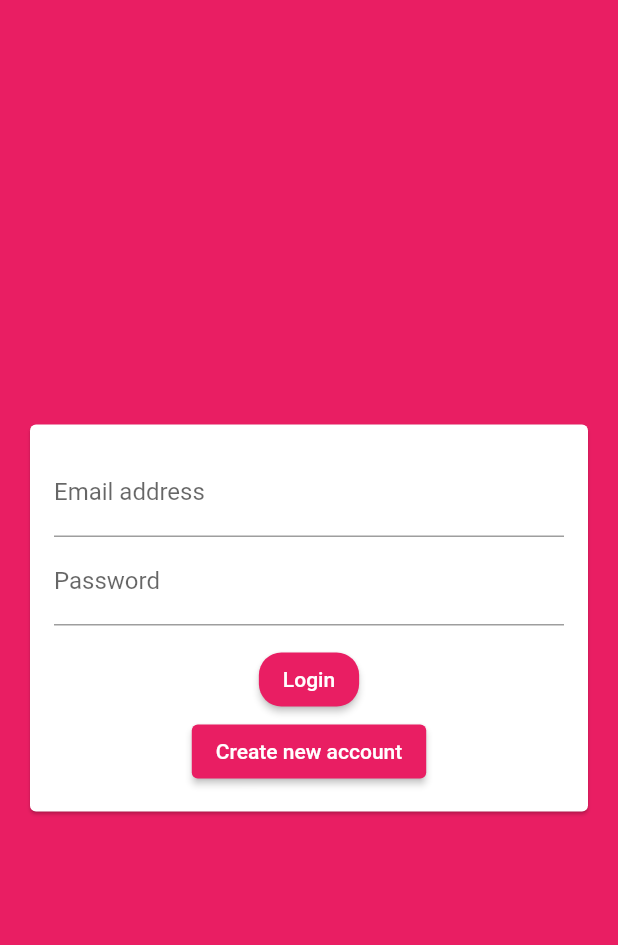
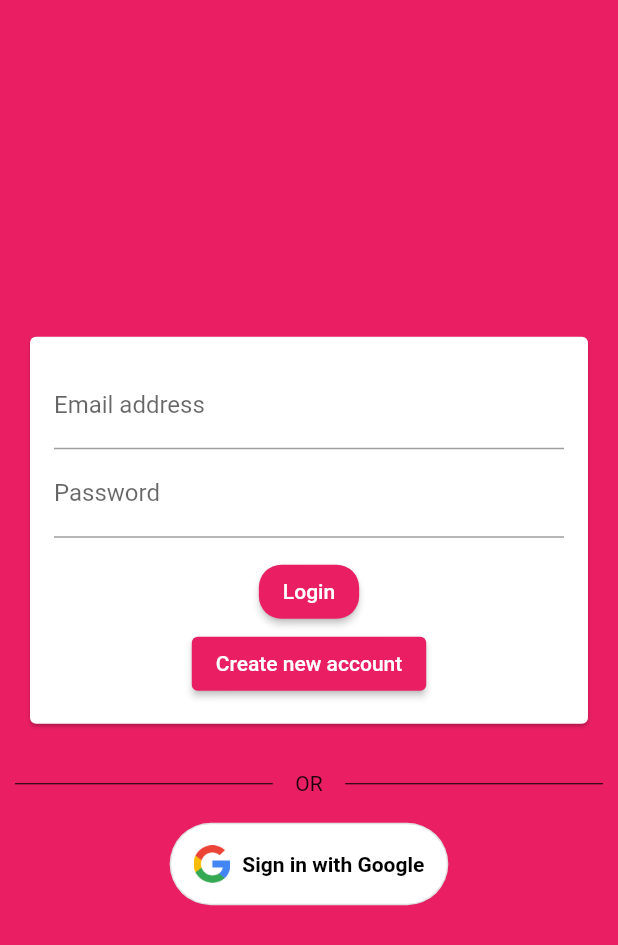
Before and after one commit to swayamshreemohanty/ChatApp, a Flutter app: the screen it shows after launch, on a phone screen of 412 x 824 dp. Shown: the top 945 px of the screen. Run offline on Flutter 3.47's test engine with Material 2 defaults, Android fonts, the phone set to English and light mode, and no system bars; our stand-ins replace cloud_firestore, firebase_auth, firebase_core, firebase_messaging, firebase_storage, google_sign_in and 1 more; accounts and stored records are empty.

Commit message:
GoogleAuth added for testing purpose

```diff
--- a/lib/screens/auth_screen.dart
+++ b/lib/screens/auth_screen.dart
@@ -1,11 +1,15 @@
 import 'dart:io';
 
+import 'package:firebase_core/firebase_core.dart';
 import 'package:flutter/material.dart';
 import 'package:chat_app/widgets/auth/auth_form.dart';
 import 'package:firebase_auth/firebase_auth.dart';
 import 'package:flutter/services.dart';
 import 'package:cloud_firestore/cloud_firestore.dart';
 import 'package:firebase_storage/firebase_storage.dart';
+import 'package:google_sign_in/google_sign_in.dart';
+
+final GoogleSignIn googleSignIn = GoogleSignIn();
 
 class AuthScreen extends StatefulWidget {
   @override
@@ -91,10 +95,183 @@ class _AuthScreenState extends State<AuthScreen> {
   Widget build(BuildContext context) {
     return Scaffold(
       backgroundColor: Theme.of(context).primaryColor,
-      body: AuthForm(
-        _submitAuthForm,
-        _isLoading,
-      ),
+      body: Column(
+          mainAxisAlignment: MainAxisAlignment.center,
+          crossAxisAlignment: CrossAxisAlignment.center,
+          children: [
+            AuthForm(
+              _submitAuthForm,
+              _isLoading,
+            ),
+            SizedBox(height: 12),
+            HorizontalOrLine(height: 10, label: "OR"),
+            SizedBox(height: 18),
+            FutureBuilder(
+              future: Firebase.initializeApp(),
+              builder: (context, snapshot) {
+                if (snapshot.hasError) {
+                  return Text('Error initializing Firebase');
+                } else if (snapshot.connectionState == ConnectionState.done) {
+                  return GoogleSignInButton();
+                }
+                return CircularProgressIndicator(
+                  valueColor: AlwaysStoppedAnimation<Color>(
+                    Colors.orange,
+                  ),
+                );
+              },
+            ),
+          ]),
     );
   }
 }
+
+class GoogleSignInButton extends StatefulWidget {
+  @override
+  _GoogleSignInButtonState createState() => _GoogleSignInButtonState();
+}
+
+class _GoogleSignInButtonState extends State<GoogleSignInButton> {
+  bool _isSigningIn = false;
+
+  @override
+  Widget build(BuildContext context) {
+    return Padding(
+      padding: const EdgeInsets.only(bottom: 16.0),
+      child: _isSigningIn
+          ? CircularProgressIndicator(
+              valueColor: AlwaysStoppedAnimation<Color>(Colors.blue),
+            )
+          : OutlinedButton(
+              style: ButtonStyle(
+                backgroundColor: MaterialStateProperty.all(Colors.white),
+                shape: MaterialStateProperty.all(
+                  RoundedRectangleBorder(
+                    borderRadius: BorderRadius.circular(40),
+                  ),
+                ),
+              ),
+              onPressed: () async {
+                signInWithGoogle(context: context);
+              },
+              child: Padding(
+                padding: const EdgeInsets.fromLTRB(0, 15, 0, 15),
+                child: Row(
+                  mainAxisSize: MainAxisSize.min,
+                  mainAxisAlignment: MainAxisAlignment.center,
+                  children: <Widget>[
+                    Image(
+                      image: AssetImage("assets/image/google_logo.png"),
+                      height: 25,
+                    ),
+                    Padding(
+                      padding: const EdgeInsets.only(left: 8),
+                      child: Text(
+                        'Sign in with Google',
+                        style: TextStyle(
+                          fontSize: 14,
+                          color: Colors.black,
+                          fontWeight: FontWeight.w600,
+                        ),
+                      ),
+                    )
+                  ],
+                ),
+              ),
+            ),
+    );
+  }
+
+  Future<void> signInWithGoogle({required BuildContext context}) async {
+    FirebaseAuth _auth = FirebaseAuth.instance;
+    String _userName;
+
+    User user;
+
+    final GoogleSignIn googleSignIn = GoogleSignIn();
+
+    final GoogleSignInAccount? googleSignInAccount =
+        await googleSignIn.signIn();
+
+    if (googleSignInAccount != null) {
+      final GoogleSignInAuthentication googleSignInAuthentication =
+          await googleSignInAccount.authentication;
+
+      final AuthCredential credential = GoogleAuthProvider.credential(
+        accessToken: googleSignInAuthentication.accessToken,
+        idToken: googleSignInAuthentication.idToken,
+      );
+
+      try {
+        final UserCredential userCredential = await _auth.signInWithCredential(
+            credential); //main function to login using token from google
+
+        user = userCredential.user!;
+        _userName = user.displayName.toString();
+        print("User Signin Data");
+        print(user);
+
+        // _userData = UserData(
+        //   displayName: user.displayName.toString(),
+        //   email: user.email.toString(),
+        //   photoUrl: user.photoURL.toString(),
+        // );
+      } on FirebaseAuthException catch (e) {
+        if (e.code == 'account-exists-with-different-credential') {
+          ScaffoldMessenger.of(context).showSnackBar(
+            SnackBar(
+              content: Text(
+                  'The account already exists with a different credential'),
+            ),
+          );
+        } else if (e.code == 'invalid-credential') {
+          ScaffoldMessenger.of(context).showSnackBar(
+            SnackBar(
+              content:
+                  Text('Error occurred while accessing credentials. Try again'),
+            ),
+          );
+        }
+      } catch (e) {
+        ScaffoldMessenger.of(context).showSnackBar(
+          SnackBar(
+            content: Text('Error occurred using Google Sign-In. Try again.'),
+          ),
+        );
+      }
+    }
+  }
+}
+
+class HorizontalOrLine extends StatelessWidget {
+  const HorizontalOrLine({
+    required this.label,
+    required this.height,
+  });
+
+  final String label;
+  final double height;
+
+  @override
+  Widget build(BuildContext context) {
+    return Row(children: <Widget>[
+      Expanded(
+        child: new Container(
+            margin: const EdgeInsets.only(left: 10.0, right: 15.0),
+            child: Divider(
+              color: Colors.black,
+              height: height,
+            )),
+      ),
+      Text(label),
+      Expanded(
+        child: new Container(
+            margin: const EdgeInsets.only(left: 15.0, right: 10.0),
+            child: Divider(
+              color: Colors.black,
+              height: height,
+            )),
+      ),
+    ]);
+  }
+}
--- a/lib/screens/chat_screen.dart
+++ b/lib/screens/chat_screen.dart
@@ -3,6 +3,7 @@ import 'package:firebase_messaging/firebase_messaging.dart';
 import 'package:flutter/material.dart';
 import 'package:firebase_auth/firebase_auth.dart';
 import 'package:chat_app/widgets/chat/message.dart';
+import 'package:google_sign_in/google_sign_in.dart';
 
 class ChatScreen extends StatefulWidget {
   @override
@@ -10,6 +11,8 @@ class ChatScreen extends StatefulWidget {
 }
 
 class _ChatScreenState extends State<ChatScreen> {
+  final GoogleSignIn googleSignIn = GoogleSignIn();
+
   @override
   void initState() {
     super.initState();
@@ -58,6 +61,7 @@ class _ChatScreenState extends State<ChatScreen> {
             ],
             onChanged: (itemIdentifier) {
               if (itemIdentifier == 'logout') {
+                googleSignIn.signOut();
                 FirebaseAuth.instance.signOut();
               }
             },
--- a/lib/widgets/auth/auth_form.dart
+++ b/lib/widgets/auth/auth_form.dart
@@ -1,5 +1,4 @@
 import 'dart:io';
-
 import 'package:flutter/material.dart';
 import 'package:chat_app/pickers/user_image_picker.dart';
 
--- a/lib/widgets/chat/message.dart
+++ b/lib/widgets/chat/message.dart
@@ -4,7 +4,7 @@ import 'package:flutter/material.dart';
 import 'package:cloud_firestore/cloud_firestore.dart';
 
 class Messages extends StatelessWidget {
-  const Messages({Key? key}) : super(key: key);
+  // const Messages({Key? key}) : super(key: key);
 
   @override
   Widget build(BuildContext context) {
--- a/pubspec.yaml
+++ b/pubspec.yaml
@@ -34,6 +34,7 @@ dependencies:
   image_picker: ^0.8.4+2
   firebase_storage: ^10.0.3
   firebase_messaging: ^10.0.7
+  google_sign_in: ^5.1.1
 
 dev_dependencies:
   flutter_test:
@@ -57,8 +58,8 @@ flutter:
   uses-material-design: true
 
   # To add assets to your application, add an assets section, like this:
-  # assets:
-  #   - images/a_dot_burr.jpeg
+  assets:
+    - assets/image/google_logo.png
   #   - images/a_dot_ham.jpeg
 
   # An image asset can refer to one or more resolution-specific "variants", see
```
Also changed, not shown: assets/image/google_logo.png (added), pubspec.lock.
